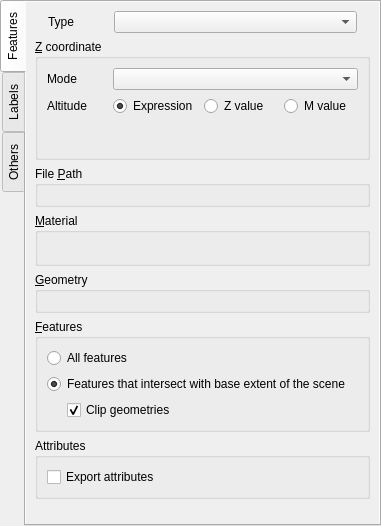
Above: gui/ui/vectorproperties.ui from minorua/Qgis2threejs before the change. Below: the same form after it.
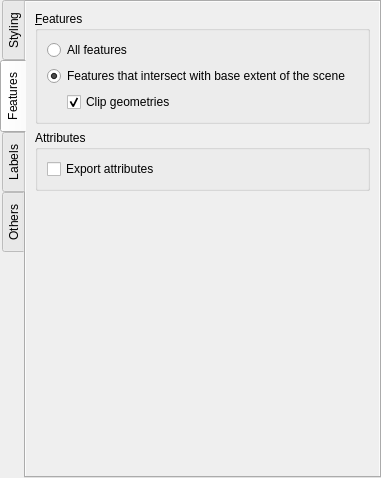
That is the form after the change. The open tabs and pages were chosen to show the change. Custom widgets are drawn as their Qt base class.

Commit message: reorganize tabs and group box layout in vector layer properties dialog

Diff of the .ui file:
```diff
--- a/gui/ui/vectorproperties.ui
+++ b/gui/ui/vectorproperties.ui
@@ -7,7 +7,7 @@
     <x>0</x>
     <y>0</y>
     <width>381</width>
-    <height>526</height>
+    <height>478</height>
    </rect>
   </property>
   <property name="windowTitle">
@@ -36,7 +36,7 @@
      </property>
      <widget class="QWidget" name="tab">
       <attribute name="title">
-       <string>Features</string>
+       <string>Styling</string>
       </attribute>
       <layout class="QVBoxLayout" name="verticalLayout">
        <property name="leftMargin">
@@ -65,17 +65,23 @@
             <x>0</x>
             <y>0</y>
             <width>356</width>
-            <height>520</height>
+            <height>472</height>
            </rect>
           </property>
           <layout class="QVBoxLayout" name="verticalLayout_10">
            <item>
+            <widget class="QGroupBox" name="groupBox_Geometry">
+             <property name="title">
+              <string>&amp;Geometry</string>
+             </property>
+             <layout class="QVBoxLayout" name="verticalLayout_7">
+              <item>
             <layout class="QFormLayout" name="formLayout_Type">
              <property name="leftMargin">
-              <number>13</number>
+                 <number>0</number>
              </property>
              <property name="rightMargin">
-              <number>13</number>
+                 <number>0</number>
              </property>
              <item row="0" column="0">
               <widget class="QLabel" name="label_ObjectType">
@@ -96,6 +102,15 @@
             </layout>
            </item>
            <item>
+               <widget class="PropertyWidget" name="comboEdit_FilePath" native="true"/>
+              </item>
+              <item>
+               <layout class="QVBoxLayout" name="verticalLayout_Geometry"/>
+              </item>
+             </layout>
+            </widget>
+           </item>
+           <item>
             <widget class="QGroupBox" name="groupBox_zCoordinate">
              <property name="title">
               <string>&amp;Z coordinate</string>
@@ -197,18 +212,6 @@
              </layout>
             </widget>
            </item>
-           <item>
-            <widget class="QGroupBox" name="groupBox_FilePath">
-             <property name="title">
-              <string>File &amp;Path</string>
-             </property>
-             <layout class="QVBoxLayout" name="verticalLayout_6">
-              <item>
-               <widget class="PropertyWidget" name="comboEdit_FilePath" native="true"/>
-              </item>
-             </layout>
-            </widget>
-           </item>
            <item>
             <widget class="QGroupBox" name="groupBox_Material">
              <property name="title">
@@ -228,23 +231,65 @@
             </widget>
            </item>
            <item>
-            <widget class="QGroupBox" name="groupBox_Geometry">
-             <property name="title">
-              <string>&amp;Geometry</string>
+            <spacer name="verticalSpacer_3">
+             <property name="orientation">
+              <enum>Qt::Vertical</enum>
              </property>
-             <layout class="QVBoxLayout" name="verticalLayout_7">
+             <property name="sizeHint" stdset="0">
+              <size>
+               <width>20</width>
+               <height>40</height>
+              </size>
+             </property>
+            </spacer>
+           </item>
+          </layout>
+         </widget>
+        </widget>
+       </item>
+      </layout>
+     </widget>
+     <widget class="QWidget" name="tabFeature">
+      <attribute name="title">
+       <string>Features</string>
+      </attribute>
+      <layout class="QVBoxLayout" name="verticalLayout_3">
+       <property name="leftMargin">
+        <number>0</number>
+       </property>
+       <property name="topMargin">
+        <number>0</number>
+       </property>
+       <property name="rightMargin">
+        <number>0</number>
+       </property>
+       <property name="bottomMargin">
+        <number>0</number>
+       </property>
               <item>
-               <layout class="QVBoxLayout" name="verticalLayout_Geometry"/>
-              </item>
-             </layout>
-            </widget>
-           </item>
+        <widget class="QScrollArea" name="scrollArea2">
+         <property name="frameShape">
+          <enum>QFrame::NoFrame</enum>
+         </property>
+         <property name="widgetResizable">
+          <bool>true</bool>
+         </property>
+         <widget class="QWidget" name="scrollAreaWidgetContents2">
+          <property name="geometry">
+           <rect>
+            <x>0</x>
+            <y>0</y>
+            <width>356</width>
+            <height>472</height>
+           </rect>
+          </property>
+          <layout class="QVBoxLayout" name="verticalLayout_13">
            <item>
             <widget class="QGroupBox" name="groupBox_Features">
              <property name="title">
               <string>&amp;Features</string>
              </property>
-             <layout class="QVBoxLayout" name="verticalLayout_3">
+             <layout class="QVBoxLayout" name="verticalLayout_9">
               <item>
                <widget class="QRadioButton" name="radioButton_AllFeatures">
                 <property name="text">
@@ -287,7 +332,7 @@
              <property name="title">
               <string>Attributes</string>
              </property>
-             <layout class="QVBoxLayout" name="verticalLayout_9">
+             <layout class="QVBoxLayout" name="verticalLayout_12">
               <item>
                <widget class="QCheckBox" name="checkBox_ExportAttrs">
                 <property name="text">
@@ -302,7 +347,7 @@
             </widget>
            </item>
            <item>
-            <spacer name="verticalSpacer_3">
+            <spacer name="verticalSpacer_4">
              <property name="orientation">
               <enum>Qt::Vertical</enum>
              </property>
@@ -338,20 +383,20 @@
         <number>0</number>
        </property>
        <item>
-        <widget class="QScrollArea" name="scrollArea_2">
+        <widget class="QScrollArea" name="scrollArea3">
          <property name="frameShape">
           <enum>QFrame::NoFrame</enum>
          </property>
          <property name="widgetResizable">
           <bool>true</bool>
          </property>
-         <widget class="QWidget" name="scrollAreaWidgetContents_2">
+         <widget class="QWidget" name="scrollAreaWidgetContents3">
           <property name="geometry">
            <rect>
             <x>0</x>
             <y>0</y>
             <width>356</width>
-            <height>520</height>
+            <height>472</height>
            </rect>
           </property>
           <layout class="QVBoxLayout" name="verticalLayout_11">
```
Left out of the diff: 22 changed lines with no effect on the pictures. Lines whose indentation alone changed are shown as unchanged. The commit also changes 2 other files.
